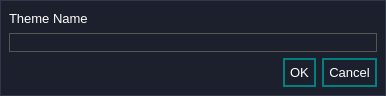
Above: builder/uis/app_builder_save_theme.ui from ufopilot/QT-App-Builder before the change. Below: the same form after it.
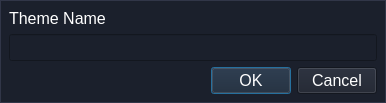
That is the form after the change.

Patch:
```diff
--- a/builder/uis/app_builder_save_theme.ui
+++ b/builder/uis/app_builder_save_theme.ui
@@ -37,45 +37,7 @@
 	min-width: 100px;
 }
 
-QPushButton{
-	border: 2px solid teal;
-   padding: 5px;
-}
-
-
-QPushButton:checked{
-	border: 4px solid cyan;
-}
-
-QPushButton:hover{
-	border: 3px solid cyan;
-   background: rgb(49, 54, 72);
-  border-radius: none;
-}
-
-QWidget{
-	color:#fff;
-    font-size: 13px;
-}
-
-QToolBoxButton { 
-    font-size: 14px;
-   min-height: 40px
-   
-}
-
-QLineEdit{
-	border: 1px solid #555;
-	color: darkgray
-}
-
-QToolTip { 
-	background-color: #1b202c; 
-	color: #fff; 
-	border: 1px solid #333; 
-	border-radius: 3px;
-	font-size: 13px;
-}</string>
+</string>
    </property>
    <layout class="QVBoxLayout" name="verticalLayout">
     <item>
```
